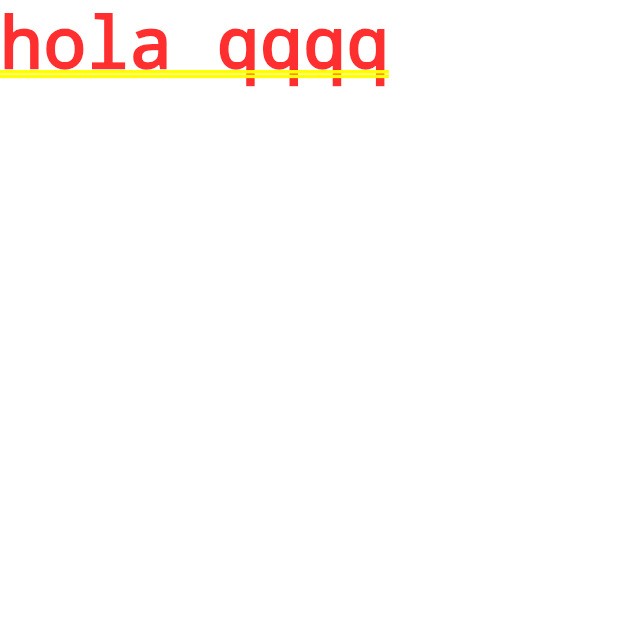
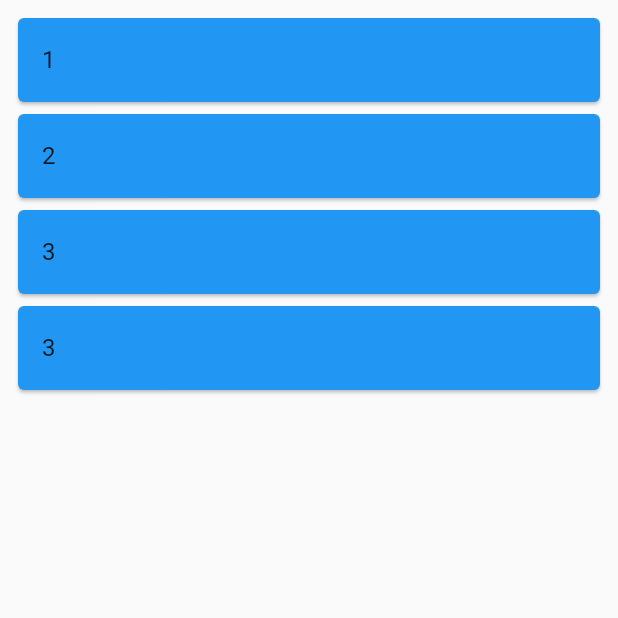
Before and after one commit to CristobalSandoval23/Widget_Flutter_Utils, a Flutter app: the screen it shows after launch, on a phone screen of 412 x 824 dp, the top half of it. Run offline on Flutter 3.47's test engine with Material 2 defaults, Android fonts, the phone set to English and light mode, and no system bars.

Commit message:
Se convertio en Widget un DropdownButton y un ListView

```diff
--- a/lib/main.dart
+++ b/lib/main.dart
@@ -1,20 +1,20 @@
 import 'package:flutter/material.dart';
-import 'package:widget_flutter_utils/widget/List/DropdowButton_Widget.dart';
+// import 'package:widget_flutter_utils/widget/List/DropdowButton_Widget.dart';
 import 'package:widget_flutter_utils/widget/List/ListTile_Wdget.dart';
 
 void main() => runApp(MyApp());
 
+// ignore: must_be_immutable
 class MyApp extends StatelessWidget {
+  List lista = [1,2,3,3];
   @override
   Widget build(BuildContext context) {
     return MaterialApp(
       debugShowCheckedModeBanner: false,
       title: 'Material App',
-      initialRoute: "ListTile",
-      routes: {
-        'DropdowButton': (BuildContext context) => DropdowButtonPage(),
-        'ListTile': (BuildContext context) => ListTilePage(),
-      },
+        home: Scaffold(
+          body: ListTilePage(lista: lista),
+        ),
     );
   }
 }
--- a/lib/widget/List/ListTile_Wdget.dart
+++ b/lib/widget/List/ListTile_Wdget.dart
@@ -1,10 +1,12 @@
+import 'package:flutter/cupertino.dart';
+import 'package:flutter/material.dart';
 
-
-
-import 'package:flutter/cupertino.dart';
-
+// ignore: must_be_immutable
 class ListTilePage extends StatefulWidget {
-  ListTilePage({Key key}) : super(key: key);
+   List lista;
+  ListTilePage({
+    @required this.lista,
+    });
 
   @override
   _ListTilePageState createState() => _ListTilePageState();
@@ -13,8 +15,19 @@ class ListTilePage extends StatefulWidget {
 class _ListTilePageState extends State<ListTilePage> {
   @override
   Widget build(BuildContext context) {
-    return Container(
-       child: Text('hola qqqq'),
+    return ListView.builder(
+         physics: BouncingScrollPhysics() ,
+         itemCount: widget.lista.length,
+         padding: EdgeInsets.all(8),
+         itemBuilder: (BuildContext context, int index) {
+          return Card(
+            color: Colors.blue,
+            child: ListTile(
+                      title: Text(widget.lista[index].toString()),
+                       focusColor: Colors.blue,
+            ),
+          );
+        }
     );
   }
 }
```
Also changed, not shown: lib/widget/List/DropdowButton_Widget.dart (+20 -22 lines).
